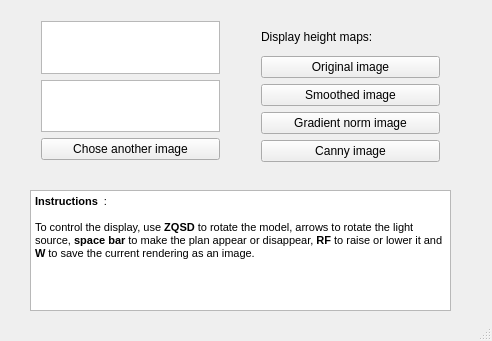
Before: the Qt Designer form src/mainwindow.ui in ameuleman/HeightMap-GL3.3, drawn with Qt 5.
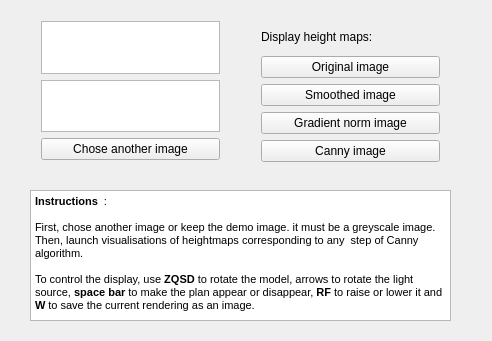
After: the same form once the commit is applied.

Diff of the .ui file:
```diff
--- a/src/mainwindow.ui
+++ b/src/mainwindow.ui
@@ -92,7 +92,7 @@
       <x>30</x>
       <y>190</y>
       <width>421</width>
-      <height>121</height>
+      <height>131</height>
      </rect>
     </property>
     <property name="html">
@@ -102,13 +102,12 @@
 &lt;/style&gt;&lt;/head&gt;&lt;body style=&quot; font-family:'MS Shell Dlg 2'; font-size:8.25pt; font-weight:400; font-style:normal;&quot;&gt;
 &lt;p style=&quot; margin-top:0px; margin-bottom:0px; margin-left:0px; margin-right:0px; -qt-block-indent:0; text-indent:0px;&quot;&gt;&lt;span style=&quot; font-weight:600;&quot;&gt;Instructions&lt;/span&gt;  : &lt;/p&gt;
 &lt;p style=&quot;-qt-paragraph-type:empty; margin-top:0px; margin-bottom:0px; margin-left:0px; margin-right:0px; -qt-block-indent:0; text-indent:0px;&quot;&gt;&lt;br /&gt;&lt;/p&gt;
-&lt;p style=&quot; margin-top:0px; margin-bottom:0px; margin-left:0px; margin-right:0px; -qt-block-indent:0; text-indent:0px;&quot;&gt;To control the display, use &lt;span style=&quot; font-weight:600;&quot;&gt;ZQSD&lt;/span&gt; to rotate the model, arrows to rotate the light source, &lt;span style=&quot; font-weight:600;&quot;&gt;space bar&lt;/span&gt; to make the plan appear or disappear, &lt;span style=&quot; font-weight:600;&quot;&gt;RF&lt;/span&gt; to raise or lower it and &lt;span style=&quot; font-weight:600;&quot;&gt;W&lt;/span&gt; to save the current rendering as an image.&lt;/p&gt;
+&lt;p style=&quot; margin-top:0px; margin-bottom:0px; margin-left:0px; margin-right:0px; -qt-block-indent:0; text-indent:0px;&quot;&gt;First, chose another image or keep the demo image. it must be a greyscale image. Then, launch visualisations of heightmaps corresponding to any  step of Canny algorithm.&lt;/p&gt;
 &lt;p style=&quot;-qt-paragraph-type:empty; margin-top:0px; margin-bottom:0px; margin-left:0px; margin-right:0px; -qt-block-indent:0; text-indent:0px;&quot;&gt;&lt;br /&gt;&lt;/p&gt;
-&lt;p style=&quot;-qt-paragraph-type:empty; margin-top:0px; margin-bottom:0px; margin-left:0px; margin-right:0px; -qt-block-indent:0; text-indent:0px;&quot;&gt;&lt;br /&gt;&lt;/p&gt;&lt;/body&gt;&lt;/html&gt;</string>
+&lt;p style=&quot; margin-top:0px; margin-bottom:0px; margin-left:0px; margin-right:0px; -qt-block-indent:0; text-indent:0px;&quot;&gt;To control the display, use &lt;span style=&quot; font-weight:600;&quot;&gt;ZQSD&lt;/span&gt; to rotate the model, arrows to rotate the light source, &lt;span style=&quot; font-weight:600;&quot;&gt;space bar&lt;/span&gt; to make the plan appear or disappear, &lt;span style=&quot; font-weight:600;&quot;&gt;RF&lt;/span&gt; to raise or lower it and &lt;span style=&quot; font-weight:600;&quot;&gt;W&lt;/span&gt; to save the current rendering as an image.&lt;/p&gt;&lt;/body&gt;&lt;/html&gt;</string>
     </property>
    </widget>
   </widget>
-  <widget class="QStatusBar" name="statusBar"/>
  </widget>
  <layoutdefault spacing="6" margin="11"/>
  <resources/>
```
